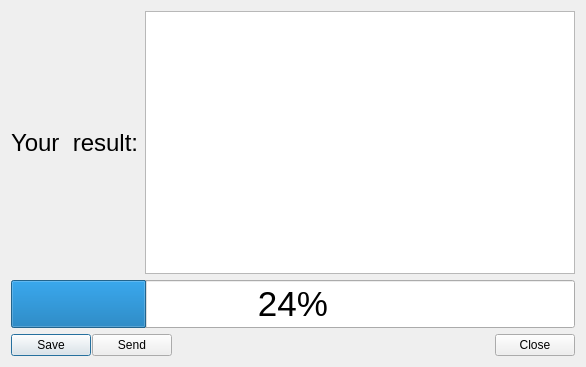
Before: the Qt Designer form bftp/ResultWidget.ui in RussianBruteForce/bftp, drawn with Qt 5.
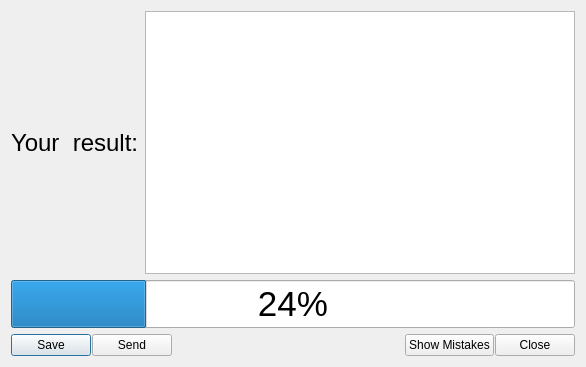
After: the same form once the commit is applied.

Patch:
```diff
--- a/bftp/ResultWidget.ui
+++ b/bftp/ResultWidget.ui
@@ -85,6 +85,13 @@
        </property>
       </spacer>
      </item>
+     <item>
+      <widget class="QPushButton" name="sm">
+       <property name="text">
+        <string>Show Mistakes</string>
+       </property>
+      </widget>
+     </item>
      <item>
       <widget class="QPushButton" name="close">
        <property name="text">
```
